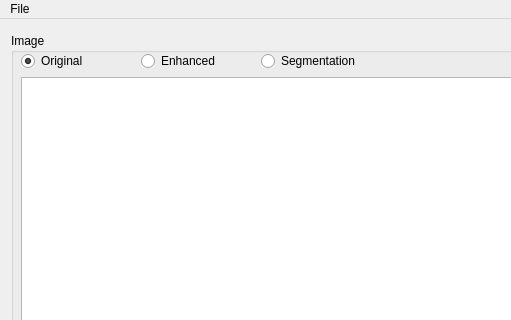
First picture: the form in app/cell_classifier_gui/mainwindow.ui, repository ChopinSharp/cell-classifier, before the edit; both pictures show x 0 to 511 and y 0 to 320 of the 1324 by 670 pixel window.
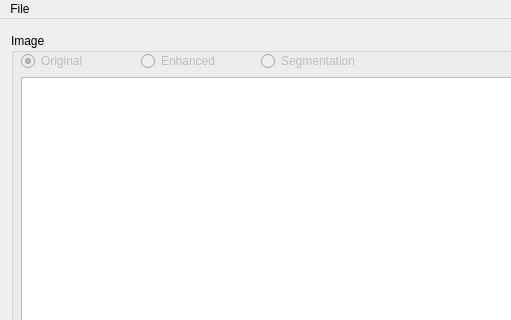
Second picture: the form after the edit. Custom widgets are drawn as their Qt base class.

The edit to the form file:
```diff
--- a/app/cell_classifier_gui/mainwindow.ui
+++ b/app/cell_classifier_gui/mainwindow.ui
@@ -70,6 +70,9 @@
        </property>
       </widget>
       <widget class="QRadioButton" name="radioButtonOri">
+       <property name="enabled">
+        <bool>false</bool>
+       </property>
        <property name="geometry">
         <rect>
          <x>10</x>
@@ -86,6 +89,9 @@
        </property>
       </widget>
       <widget class="QRadioButton" name="radioButtonSeg">
+       <property name="enabled">
+        <bool>false</bool>
+       </property>
        <property name="geometry">
         <rect>
          <x>250</x>
@@ -99,6 +105,9 @@
        </property>
       </widget>
       <widget class="QRadioButton" name="radioButtonEnh">
+       <property name="enabled">
+        <bool>false</bool>
+       </property>
        <property name="geometry">
         <rect>
          <x>130</x>
```
